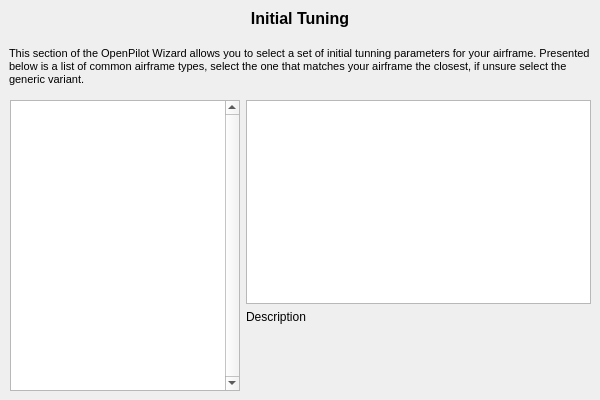
The window that ground/openpilotgcs/src/plugins/setupwizard/pages/airframeinitialtuningpage.ui (openpilot/OpenPilot) describes before a commit, drawn with Qt 5.
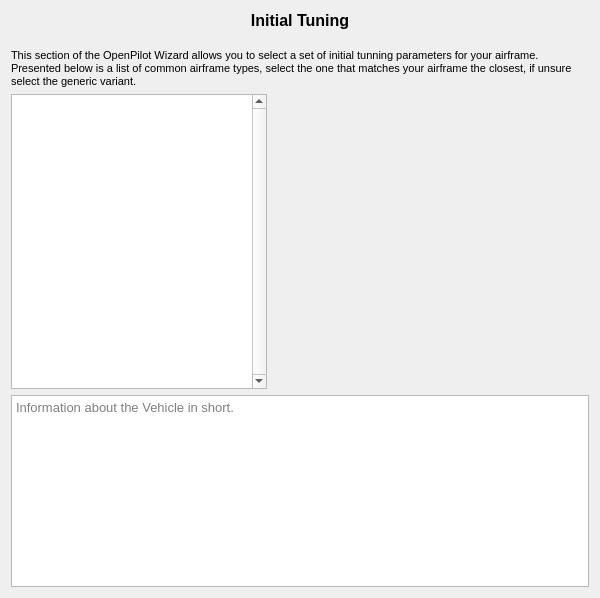
The same window after the commit.

Commit message: OP-1222 Implemented scanning for and reading of optmpl files (json vehicle template files ) and implemented selection gui for the templates.

The edit to the form file:
```diff
--- a/ground/openpilotgcs/src/plugins/setupwizard/pages/airframeinitialtuningpage.ui
+++ b/ground/openpilotgcs/src/plugins/setupwizard/pages/airframeinitialtuningpage.ui
@@ -7,21 +7,15 @@
     <x>0</x>
     <y>0</y>
     <width>600</width>
-    <height>400</height>
+    <height>598</height>
    </rect>
   </property>
   <property name="windowTitle">
    <string>WizardPage</string>
   </property>
+  <layout class="QVBoxLayout" name="verticalLayout_2">
+   <item>
   <widget class="QLabel" name="label_main">
-   <property name="geometry">
-    <rect>
-     <x>9</x>
-     <y>9</y>
-     <width>582</width>
-     <height>81</height>
-    </rect>
-   </property>
    <property name="text">
     <string>&lt;!DOCTYPE HTML PUBLIC &quot;-//W3C//DTD HTML 4.0//EN&quot; &quot;http://www.w3.org/TR/REC-html40/strict.dtd&quot;&gt;
 &lt;html&gt;&lt;head&gt;&lt;meta name=&quot;qrichtext&quot; content=&quot;1&quot; /&gt;&lt;style type=&quot;text/css&quot;&gt;
@@ -38,38 +32,63 @@
     <bool>true</bool>
    </property>
   </widget>
-  <widget class="QWidget" name="horizontalLayoutWidget">
-   <property name="geometry">
-    <rect>
-     <x>10</x>
-     <y>100</y>
-     <width>581</width>
-     <height>291</height>
-    </rect>
-   </property>
+   </item>
+   <item>
    <layout class="QHBoxLayout" name="horizontalLayout">
     <item>
-     <layout class="QHBoxLayout" name="horizontalLayout_2" stretch="2,3">
+      <layout class="QVBoxLayout" name="verticalLayout_3" stretch="2,0">
       <item>
-       <widget class="QListWidget" name="listWidget">
+        <layout class="QHBoxLayout" name="horizontalLayout_2" stretch="0,4">
+         <item>
+          <widget class="QListWidget" name="templateList">
         <property name="verticalScrollBarPolicy">
          <enum>Qt::ScrollBarAlwaysOn</enum>
         </property>
        </widget>
       </item>
       <item>
-       <layout class="QVBoxLayout" name="verticalLayout" stretch="10,4">
-        <item>
-         <widget class="QGraphicsView" name="graphicsView"/>
-        </item>
+          <widget class="QGraphicsView" name="templateImage">
+           <property name="minimumSize">
+            <size>
+             <width>250</width>
+             <height>250</height>
+            </size>
+           </property>
+           <property name="styleSheet">
+            <string notr="true">background-color: rgba(254, 254, 254, 0);</string>
+           </property>
+           <property name="interactive">
+            <bool>false</bool>
+           </property>
+           <property name="renderHints">
+            <set>QPainter::Antialiasing|QPainter::HighQualityAntialiasing|QPainter::TextAntialiasing</set>
+           </property>
+          </widget>
+         </item>
+        </layout>
+       </item>
         <item>
-         <widget class="QLabel" name="label">
-          <property name="text">
-           <string>Description</string>
-          </property>
-          <property name="alignment">
-           <set>Qt::AlignLeading|Qt::AlignLeft|Qt::AlignTop</set>
-          </property>
+        <widget class="QTextEdit" name="templateDescription">
+         <property name="sizePolicy">
+          <sizepolicy hsizetype="Expanding" vsizetype="Expanding">
+           <horstretch>0</horstretch>
+           <verstretch>0</verstretch>
+          </sizepolicy>
+         </property>
+         <property name="font">
+          <font>
+           <pointsize>10</pointsize>
+          </font>
+         </property>
+         <property name="undoRedoEnabled">
+          <bool>false</bool>
+         </property>
+         <property name="readOnly">
+          <bool>true</bool>
+         </property>
+         <property name="placeholderText">
+          <string>Information about the Vehicle in short.</string>
+         </property>
          </widget>
         </item>
        </layout>
@@ -77,10 +96,6 @@
      </layout>
     </item>
    </layout>
-  </widget>
-  <zorder>label_main</zorder>
-  <zorder>label_main</zorder>
-  <zorder>horizontalLayoutWidget</zorder>
  </widget>
  <resources/>
  <connections/>
```
Left out of the diff: 3 changed lines with no effect on the pictures. Lines whose indentation alone changed are shown as unchanged. The commit also changes 8 other files.
